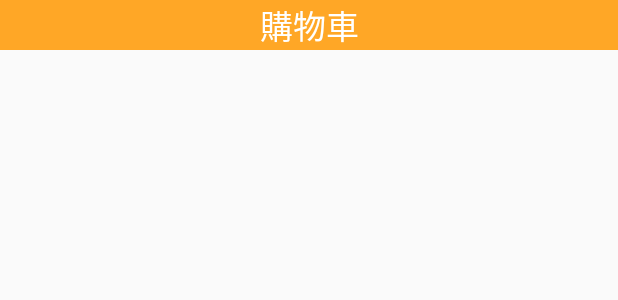
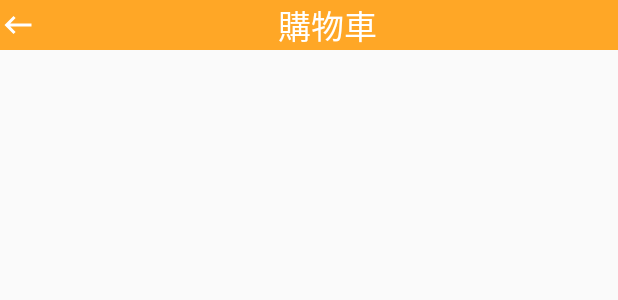
Before and after one commit to hb091515/Ordering_system, an Android app: the layout activity_shopping_cart.xml on its own in the app's theme, with its tools: preview values and no code run, on a phone screen of 412 x 824 dp. Shown: the top 300 px of the screen. Run offline under Robolectric (Android 15) with nearby library versions, the light colour scheme and no system bars.

Commit message:
新增購物車頁面

```diff
--- /dev/null
+++ b/app/src/main/res/drawable/ic_keyboard_backspace_black_24dp.xml
@@ -0,0 +1,5 @@
+<vector android:height="24dp" android:tint="#FFFFFF"
+    android:viewportHeight="24.0" android:viewportWidth="24.0"
+    android:width="24dp" xmlns:android="http://schemas.android.com/apk/res/android">
+    <path android:fillColor="#FF000000" android:pathData="M21,11H6.83l3.58,-3.59L9,6l-6,6 6,6 1.41,-1.41L6.83,13H21z"/>
+</vector>
--- /dev/null
+++ b/app/src/main/res/drawable/ic_shopping_cart_black_24dp.xml
@@ -0,0 +1,5 @@
+<vector android:height="24dp" android:tint="#FFA726"
+    android:viewportHeight="24.0" android:viewportWidth="24.0"
+    android:width="24dp" xmlns:android="http://schemas.android.com/apk/res/android">
+    <path android:fillColor="#FF000000" android:pathData="M7,18c-1.1,0 -1.99,0.9 -1.99,2S5.9,22 7,22s2,-0.9 2,-2 -0.9,-2 -2,-2zM1,2v2h2l3.6,7.59 -1.35,2.45c-0.16,0.28 -0.25,0.61 -0.25,0.96 0,1.1 0.9,2 2,2h12v-2L7.42,15c-0.14,0 -0.25,-0.11 -0.25,-0.25l0.03,-0.12 0.9,-1.63h7.45c0.75,0 1.41,-0.41 1.75,-1.03l3.58,-6.49c0.08,-0.14 0.12,-0.31 0.12,-0.48 0,-0.55 -0.45,-1 -1,-1L5.21,4l-0.94,-2L1,2zM17,18c-1.1,0 -1.99,0.9 -1.99,2s0.89,2 1.99,2 2,-0.9 2,-2 -0.9,-2 -2,-2z"/>
+</vector>
--- a/app/src/main/res/layout/activity_main.xml
+++ b/app/src/main/res/layout/activity_main.xml
@@ -32,7 +32,7 @@
             android:layout_height="50dp"
             android:layout_weight="2"
             android:padding="8dp"
-            android:src="@drawable/cart" />
+            android:src="@drawable/ic_shopping_cart_black_24dp" />
 
 
     </LinearLayout>
--- a/app/src/main/res/layout/activity_shopping_cart.xml
+++ b/app/src/main/res/layout/activity_shopping_cart.xml
@@ -7,21 +7,39 @@
     tools:context=".Shopping_cart">
 
     <LinearLayout
-        android:orientation="vertical"
+        android:id="@+id/linearLayout2"
+        android:layout_width="match_parent"
+        android:layout_height="wrap_content"
         android:background="#ffa726"
-        android:layout_width="match_parent"
-        android:layout_height="wrap_content">
+        android:orientation="horizontal">
+
+        <ImageButton
+            android:id="@+id/btnbackicon"
+            android:layout_width="wrap_content"
+            android:layout_height="match_parent"
+            android:background="#ffa726"
+            android:src="@drawable/ic_keyboard_backspace_black_24dp" />
 
         <TextView
+            android:layout_width="match_parent"
+            android:layout_height="wrap_content"
+            android:gravity="center"
             android:text="購物車"
-            android:textColor="#FFFFFF"
             android:textAppearance="?android:textAppearanceLarge"
-            android:gravity="center"
-            android:layout_width="match_parent"
-            android:layout_height="wrap_content" />
+            android:textColor="#FFFFFF" />
 
     </LinearLayout>
 
 
+    <ListView
+        android:layout_width="0dp"
+        android:layout_height="0dp"
+        app:layout_constraintBottom_toBottomOf="parent"
+        app:layout_constraintEnd_toEndOf="parent"
+        app:layout_constraintStart_toStartOf="parent"
+        app:layout_constraintTop_toBottomOf="@+id/linearLayout2">
+
+    </ListView>
+
 
 </android.support.constraint.ConstraintLayout>
--- a/app/src/main/res/values/strings.xml
+++ b/app/src/main/res/values/strings.xml
@@ -7,6 +7,7 @@
     <string name="recommend_restaurant">推薦餐廳</string>
     <string name="all_restaurant">所有餐廳</string>
     <string name="user">會員</string>
+    <string name="reduce">-</string>
 
 
 </resources>
```
Also changed, not shown: app/src/main/java/com/example/user/ordering_system/First_Restaurant_Meal.java (+8 -1 lines), app/src/main/java/com/example/user/ordering_system/Shopping_cart.java (+61 -0 lines), app/src/main/java/com/example/user/ordering_system/entities/Dish.java (+32 -1 lines), app/src/main/res/layout/shoppingcart_item.xml (added, +74 -0 lines), app/src/main/res/drawable/cart.png (deleted).
